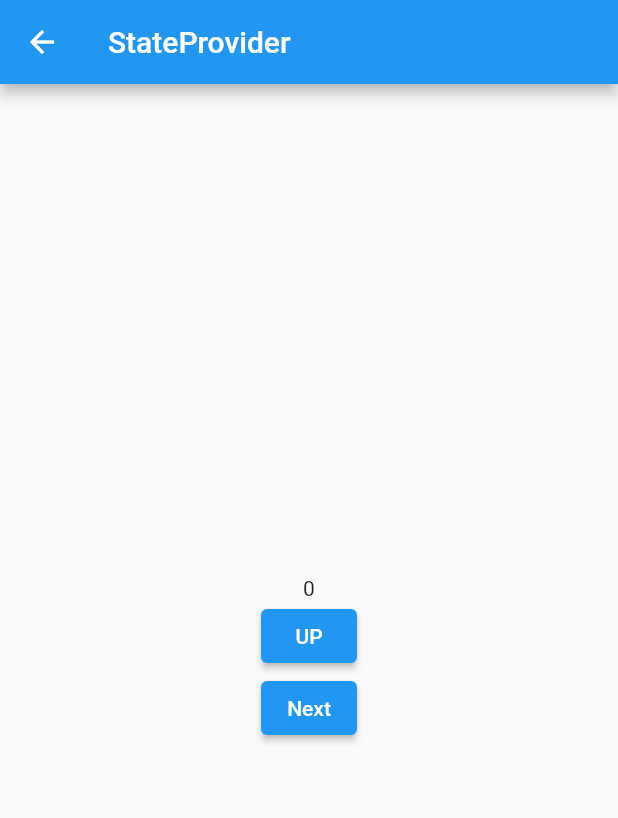
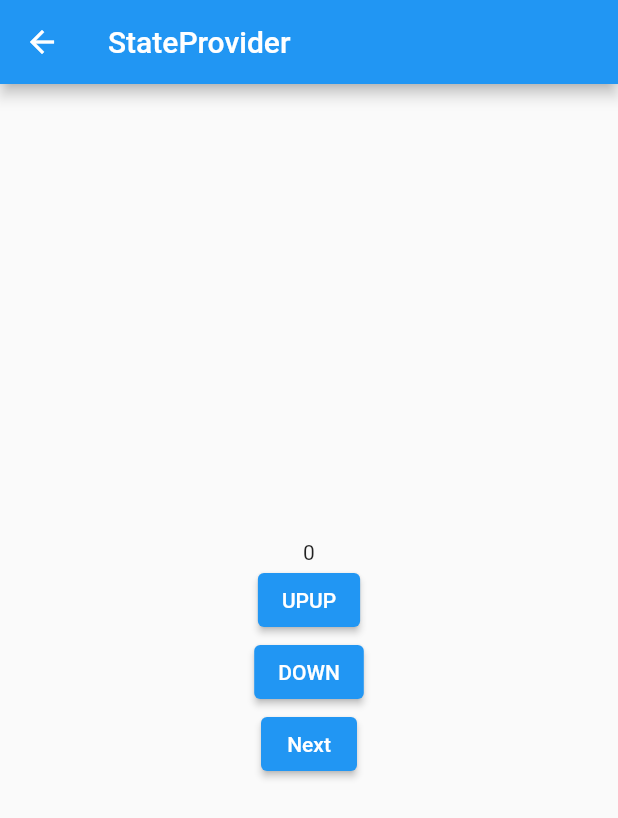
Before and after one commit to Yongjun-Han/Riverpod, a Flutter app: the screen it shows after launch, after a tap on "StateProvider", on a phone screen of 412 x 824 dp. Shown: the top 818 px of the screen. Run offline on Flutter 3.47's test engine with Material 2 defaults, Android fonts, the phone set to English and light mode, and no system bars; our stand-ins replace flutter_riverpod.

Commit message:
provider.notifier. update/ state

```diff
--- a/riverpods/lib/screens/state_provider_screen.dart
+++ b/riverpods/lib/screens/state_provider_screen.dart
@@ -27,8 +27,16 @@ class StateProvider extends ConsumerWidget {
                 ref.read(numberProvider.notifier).update((state) => state + 1);
                 //state = 선언해둔 provider의 함수, 즉 현재상태 0
                 //무언가 했을때 실행되는 경우는 read, ui에 반영을 하는 경우는 watch
+                // 값을 바꿀때는 notifier update
               },
-              child: const Text("UP"),
+              child: const Text("UPUP"),
+            ),
+            ElevatedButton(
+              onPressed: () {
+                ref.read(numberProvider.notifier).state =
+                    ref.read(numberProvider.notifier).state - 1;
+              },
+              child: const Text("DOWN"),
             ),
             ElevatedButton(
               onPressed: () {
@@ -39,7 +47,7 @@ class StateProvider extends ConsumerWidget {
                 );
               },
               child: const Text("Next"),
-            )
+            ),
           ],
         ),
       ),
@@ -66,21 +74,9 @@ class _NextScreen extends ConsumerWidget {
             ElevatedButton(
               onPressed: () {
                 ref.read(numberProvider.notifier).update((state) => state + 1);
-                //state = 선언해둔 provider의 함수, 즉 현재상태 0
-                //무언가 했을때 실행되는 경우는 read, ui에 반영을 하는 경우는 watch
               },
               child: const Text("UP"),
             ),
-            // ElevatedButton(
-            //   onPressed: () {
-            //     Navigator.of(context).push(
-            //       MaterialPageRoute(
-            //         builder: (_) => const _NextScreen(),
-            //       ),
-            //     );
-            //   },
-            //   child: const Text("Next"),
-            // )
           ],
         ),
       ),
```
